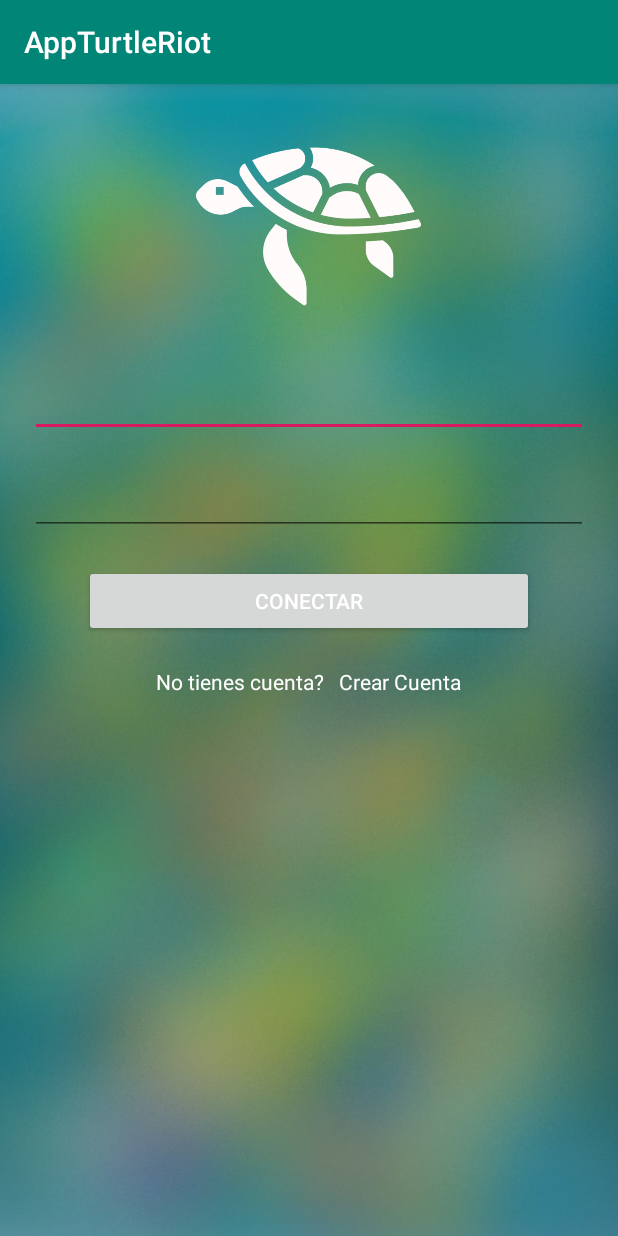
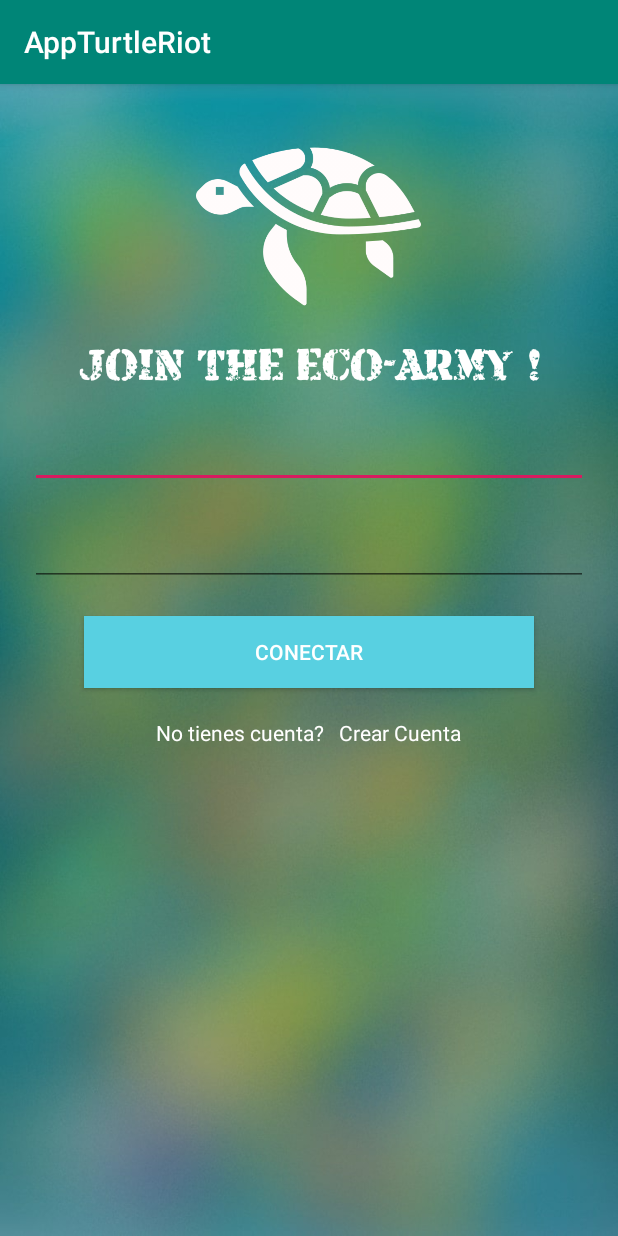
Before and after one commit to LuisRcaguana/AppTurtleRiot, an Android app: the screen it shows after launch (MainActivity), on a phone screen of 412 x 824 dp. Run offline under Robolectric (Android 15) with nearby library versions, the phone set to English and light mode, and no system bars.

Commit message:
Primer Clase Terminada

```diff
--- a/app/src/main/java/com/example/a21746033/appturtleriot/MainActivity.java
+++ b/app/src/main/java/com/example/a21746033/appturtleriot/MainActivity.java
@@ -2,13 +2,30 @@ package com.example.a21746033.appturtleriot;
 
 import android.support.v7.app.AppCompatActivity;
 import android.os.Bundle;
+import android.view.View;
+import android.widget.TextView;
+import android.widget.Toast;
 
 public class MainActivity extends AppCompatActivity {
+
+    private TextView tvNuevaCuenta;
 
     @Override
     protected void onCreate(Bundle savedInstanceState) {
         super.onCreate(savedInstanceState);
         setContentView(R.layout.activity_main);
 
+        tvNuevaCuenta = findViewById(R.id.tvNuevaCuenta);
+
+        tvNuevaCuenta.setOnClickListener(new View.OnClickListener() {
+            @Override
+            public void onClick(View v) {
+                Toast.makeText(MainActivity.this,"Hola",Toast.LENGTH_LONG);
+            }
+        });
+    }
+
+    public void c_btnSignIn(View v){
+
     }
 }
--- a/app/src/main/java/com/example/a21746033/appturtleriot/SplashScreen.java
+++ b/app/src/main/java/com/example/a21746033/appturtleriot/SplashScreen.java
@@ -17,7 +17,7 @@ public class SplashScreen extends AppCompatActivity {
     protected void onCreate(Bundle savedInstanceState) {
         super.onCreate(savedInstanceState);
         setContentView(R.layout.splash_screen);
-        TextView tv1 = (TextView)findViewById(R.id.tvPText1);
+        //TextView tv1 = (TextView)findViewById(R.id.tvPText1);
         TextView tv2 = (TextView)findViewById(R.id.tvPText2);
         ImageView logo = (ImageView)findViewById(R.id.ivLOGO);
 
@@ -29,7 +29,7 @@ public class SplashScreen extends AppCompatActivity {
 
         Animation animacionTexto = AnimationUtils.loadAnimation(this,R.anim.desaparece);
         Animation animacionLogo = AnimationUtils.loadAnimation(this,R.anim.subir_arriba);
-        tv1.startAnimation(animacionTexto);
+        //tv1.startAnimation(animacionTexto);
         tv2.startAnimation(animacionTexto);
         logo.startAnimation(animacionLogo);
 
--- a/app/src/main/res/layout/activity_main.xml
+++ b/app/src/main/res/layout/activity_main.xml
@@ -9,6 +9,12 @@
     android:padding="@dimen/padding_fondo"
     tools:context=".MainActivity">
 
+    <LinearLayout
+        android:layout_width="match_parent"
+        android:layout_height="match_parent"
+        android:gravity="center_horizontal"
+        android:orientation="vertical">
+
         <ImageView
             android:id="@+id/ivLOGO"
             android:layout_width="150dp"
@@ -16,6 +22,16 @@
             android:layout_alignParentTop="true"
             android:layout_centerHorizontal="true"
             app:srcCompat="@drawable/logo" />
+
+        <TextView
+            android:id="@+id/textView7"
+            android:layout_width="match_parent"
+            android:layout_height="wrap_content"
+            android:fontFamily="@font/armalite"
+            android:text="@string/txt_tvPText2"
+            android:textAlignment="center"
+            android:textColor="@color/textColor_Whiite"
+            android:textSize="30sp" />
 
         <LinearLayout
             android:id="@+id/llMain"
@@ -47,6 +63,8 @@
                 android:layout_width="300dp"
                 android:layout_height="wrap_content"
                 android:layout_marginTop="@dimen/margin_et_top"
+                android:background="@color/color_btnSignIn"
+                android:onClick="c_btnSignIn"
                 android:text="@string/txt_btnSignIn"
                 android:textColor="@color/textColor_Whiite" />
 
@@ -77,5 +95,6 @@
             </LinearLayout>
 
         </LinearLayout>
+    </LinearLayout>
 
 </RelativeLayout>
--- a/app/src/main/res/layout/splash_screen.xml
+++ b/app/src/main/res/layout/splash_screen.xml
@@ -14,8 +14,8 @@
         android:layout_height="150dp"
         android:layout_alignParentStart="true"
         android:layout_alignParentBottom="true"
-        android:layout_marginStart="108dp"
-        android:layout_marginBottom="347dp"
+        android:layout_marginStart="115dp"
+        android:layout_marginBottom="345dp"
         app:srcCompat="@drawable/logo" />
 
     <TextView
--- a/app/src/main/res/values/colors.xml
+++ b/app/src/main/res/values/colors.xml
@@ -4,4 +4,5 @@
     <color name="colorPrimaryDark">#00574B</color>
     <color name="colorAccent">#D81B60</color>
     <color name="textColor_Whiite">#ffffff</color>
+    <color name="color_btnSignIn">#58D0E1</color>
 </resources>
```
Lines whose indentation alone changed are shown as unchanged.
